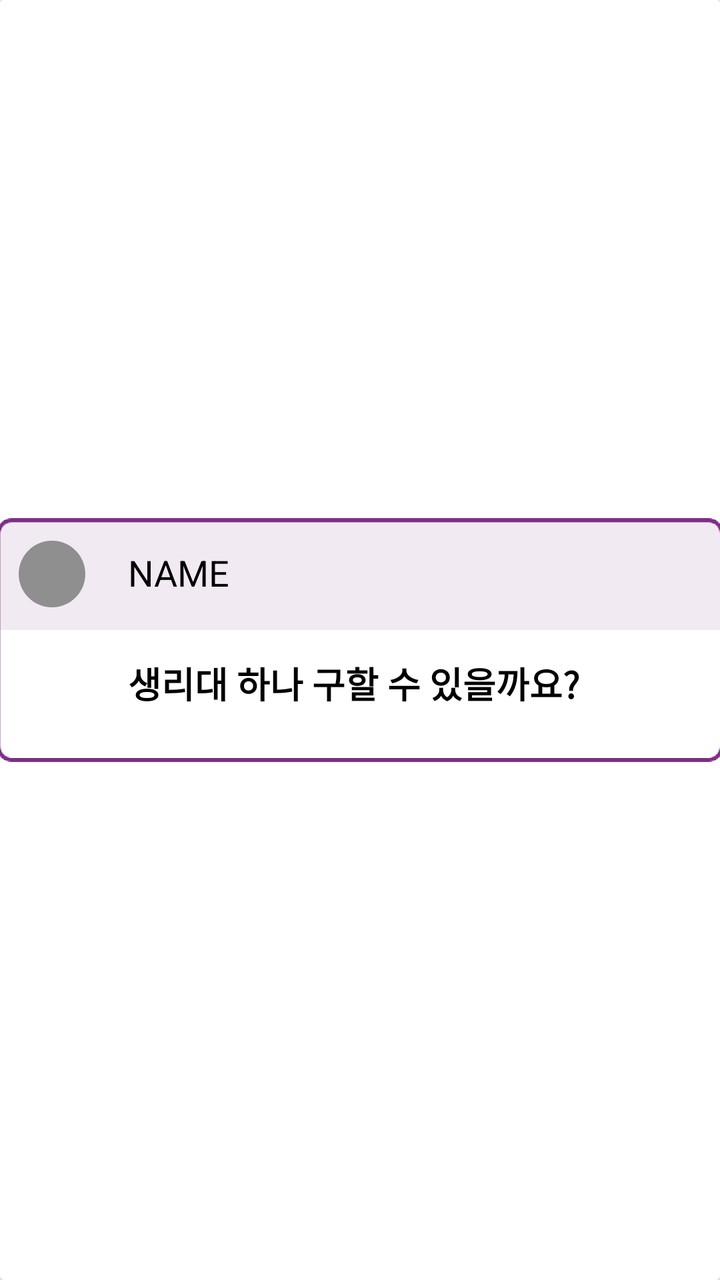
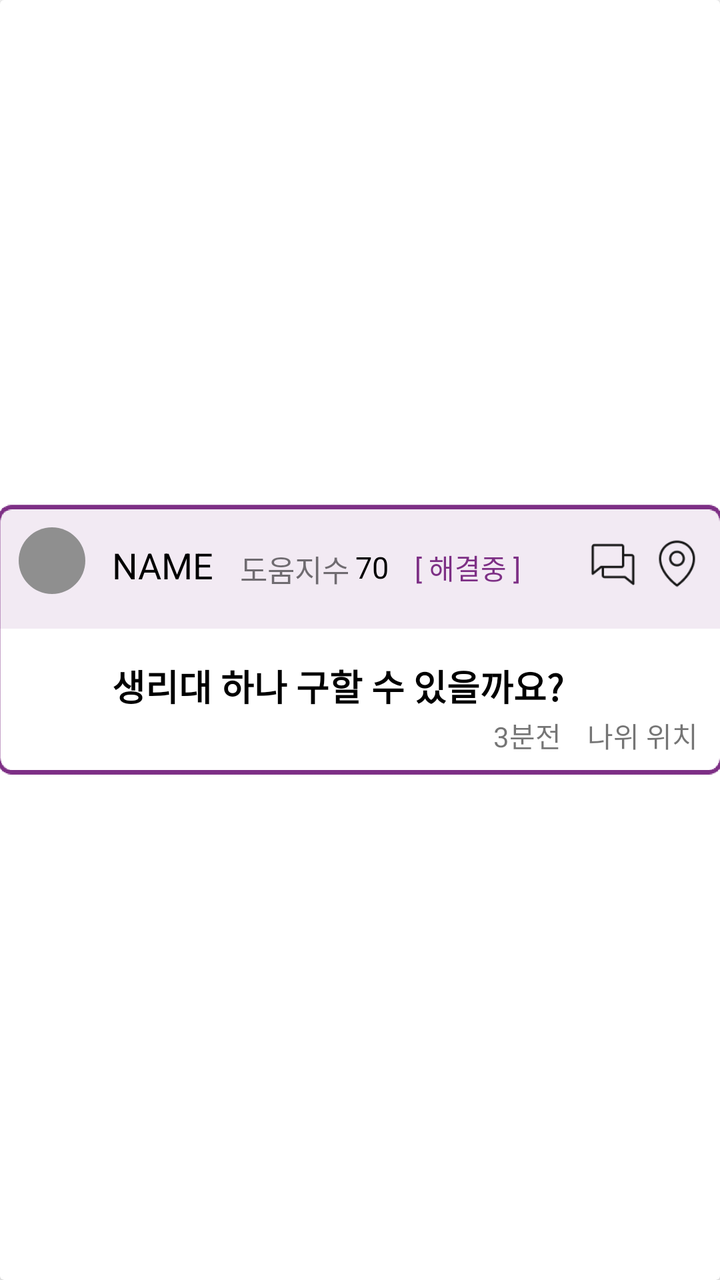

An Android layout rendered at two revisions. The XML below is the earlier revision; the diff shows what the commit changed to produce the second picture.
<!-- AndroidManifest.xml: application theme Theme.ShareDay -->
<!-- res/layout/helpme_item_main.xml -->
<?xml version="1.0" encoding="utf-8"?>
<androidx.cardview.widget.CardView xmlns:android="http://schemas.android.com/apk/res/android"
    android:layout_width="match_parent"
    android:layout_height="wrap_content"
    android:layout_marginTop="17dp"
    xmlns:app="http://schemas.android.com/apk/res-auto"
    xmlns:tools="http://schemas.android.com/tools">


    <RelativeLayout
        android:layout_width="364dp"
        android:layout_height="122dp"
        android:layout_gravity="center"
        android:background="@drawable/box">

        <LinearLayout
            android:layout_width="match_parent"
            android:layout_height="wrap_content"
            android:orientation="horizontal">



        </LinearLayout>

        <ImageView
            android:id="@+id/item_profile"
            android:layout_width="wrap_content"
            android:layout_height="wrap_content"
            android:padding="8dp"
            android:src="@drawable/ic_person4" />

        <TextView
            android:id="@+id/item_name_text"
            android:layout_width="wrap_content"
            android:layout_height="wrap_content"
            android:layout_marginLeft="10dp"
            android:layout_marginTop="15dp"
            android:layout_toEndOf="@+id/item_profile"
            android:text="NAME"
            android:textColor="@color/black"
            android:textSize="18sp" />



        <TextView
            android:id="@+id/item_id_text"
            android:visibility="invisible"
            android:layout_width="wrap_content"
            android:layout_height="wrap_content"
            android:layout_marginLeft="10dp"
            android:layout_marginTop="15dp"
            android:layout_toEndOf="@+id/item_profile"
            android:text="ID"
            android:textSize="18sp" />


        <TextView
            android:id="@+id/item_contents_text"
            android:layout_width="wrap_content"
            android:layout_height="wrap_content"
            android:layout_below="@+id/item_name_text"
            android:layout_alignLeft="@+id/item_name_text"
            android:layout_marginTop="30dp"
            android:text="생리대 하나 구할 수 있을까요?"
            android:textColor="@color/black"
            android:textSize="18sp"
            android:textStyle="bold"
            tools:ignore="HardcodedText,NotSibling" />

    </RelativeLayout>
</androidx.cardview.widget.CardView>
<!-- resources referenced by this layout -->
<resources>
  <color name="black">#FF000000</color>
  <!-- drawable box: png bitmap (drawable, 16039 bytes) -->
  <!-- drawable ic_person4 (drawable) -->
  <vector android:height="40dp" android:tint="#8F8F8F"
      android:viewportHeight="24" android:viewportWidth="24"
      android:width="40dp" xmlns:android="http://schemas.android.com/apk/res/android">
      <path android:fillColor="@android:color/white" android:pathData="M12,2C6.48,2 2,6.48 2,12s4.48,10 10,10 10,-4.48 10,-10S17.52,2 12,2z"/>
  </vector>
  <style name="Theme.ShareDay" parent="Theme.MaterialComponents.DayNight.DarkActionBar">
          
          <item name="colorPrimary">@color/purple_500</item>
          <item name="colorPrimaryVariant">@color/purple_700</item>
          <item name="colorOnPrimary">@color/white</item>
          
          <item name="colorSecondary">@color/teal_200</item>
          <item name="colorSecondaryVariant">@color/teal_700</item>
          <item name="colorOnSecondary">@color/black</item>
          
          <item name="android:statusBarColor" tools:targetApi="l">?attr/colorPrimaryVariant</item>
          
          <item name="windowNoTitle">true</item>
      </style>
  <color name="purple_500">#FF6200EE</color>
  <color name="purple_700">#FF3700B3</color>
  <color name="white">#FFFFFFFF</color>
  <color name="teal_200">#7D2F85</color>
  <color name="teal_700">#FF018786</color>
</resources>

<!-- the commit's change to res/layout/helpme_item_main.xml (unified diff, before → after) -->
@@ -9,7 +9,7 @@
 
     <RelativeLayout
         android:layout_width="364dp"
-        android:layout_height="122dp"
+        android:layout_height="135dp"
         android:layout_gravity="center"
         android:background="@drawable/box">
 
@@ -33,12 +33,44 @@
             android:id="@+id/item_name_text"
             android:layout_width="wrap_content"
             android:layout_height="wrap_content"
-            android:layout_marginLeft="10dp"
-            android:layout_marginTop="15dp"
+            android:layout_marginLeft="2dp"
+            android:layout_marginTop="18dp"
             android:layout_toEndOf="@+id/item_profile"
             android:text="NAME"
             android:textColor="@color/black"
             android:textSize="18sp" />
+
+
+        <TextView
+            android:id="@+id/item_trust"
+            android:layout_width="wrap_content"
+            android:layout_height="wrap_content"
+            android:layout_toEndOf="@+id/item_name_text"
+            android:text="도움지수"
+            android:textSize="15sp"
+            android:layout_marginLeft="13dp"
+            android:layout_marginTop="21dp"/>
+
+        <TextView
+            android:id="@+id/item_point_text"
+            android:layout_width="wrap_content"
+            android:layout_height="wrap_content"
+            android:layout_marginLeft="3dp"
+            android:layout_marginTop="21dp"
+            android:layout_toEndOf="@+id/item_trust"
+            android:text="70"
+            android:textColor="@color/black"
+            android:textSize="15sp" />
+
+        <TextView
+            android:layout_width="wrap_content"
+            android:layout_height="wrap_content"
+            android:layout_marginLeft="13dp"
+            android:layout_marginTop="21dp"
+            android:layout_toEndOf="@+id/item_point_text"
+            android:text="[ 해결중 ]"
+            android:textColor="#7D2F85"
+            />
 
 
 
@@ -60,12 +92,56 @@
             android:layout_height="wrap_content"
             android:layout_below="@+id/item_name_text"
             android:layout_alignLeft="@+id/item_name_text"
-            android:layout_marginTop="30dp"
+            android:layout_marginTop="35dp"
             android:text="생리대 하나 구할 수 있을까요?"
             android:textColor="@color/black"
             android:textSize="18sp"
             android:textStyle="bold"
             tools:ignore="HardcodedText,NotSibling" />
 
+        <ImageButton
+            android:id="@+id/item_startchat_button"
+            android:layout_width="27dp"
+            android:layout_height="27dp"
+            android:layout_marginTop="16dp"
+            android:layout_toLeftOf="@+id/item_location_button"
+            android:background="@drawable/help_startchat_icon"
+
+            />
+
+        <ImageButton
+            android:id="@+id/item_location_button"
+            android:layout_width="27dp"
+            android:layout_height="27dp"
+            android:layout_alignParentRight="true"
+            android:layout_marginLeft="5dp"
+            android:layout_marginTop="16dp"
+            android:layout_marginRight="10dp"
+            android:background="@drawable/help_location_icon"
+
+            />
+
+
+
+        <TextView
+            android:id="@+id/item_time_text"
+            android:layout_width="wrap_content"
+            android:layout_height="wrap_content"
+            android:layout_marginTop="105dp"
+            android:layout_marginRight="13dp"
+            android:layout_toLeftOf="@+id/item_location_text"
+            android:text="3분전" />
+        <TextView
+            android:id="@+id/item_location_text"
+            android:layout_width="wrap_content"
+            android:layout_height="wrap_content"
+            android:layout_alignParentRight="true"
+            android:layout_marginTop="105dp"
+            android:layout_marginRight="13dp"
+            android:text="나위 위치" />
+
+
+
+
     </RelativeLayout>
 </androidx.cardview.widget.CardView>
<!-- resource entries referenced after the edit -->
@@ -2,6 +2,8 @@
 <resources>
   <color name="black">#FF000000</color>
   <!-- drawable box: png bitmap (drawable, 16039 bytes) -->
+  <!-- drawable help_location_icon: png bitmap (drawable-v24, 1926 bytes) -->
+  <!-- drawable help_startchat_icon: png bitmap (drawable-v24, 909 bytes) -->
   <!-- drawable ic_person4 (drawable) -->
   <vector android:height="40dp" android:tint="#8F8F8F"
       android:viewportHeight="24" android:viewportWidth="24"
